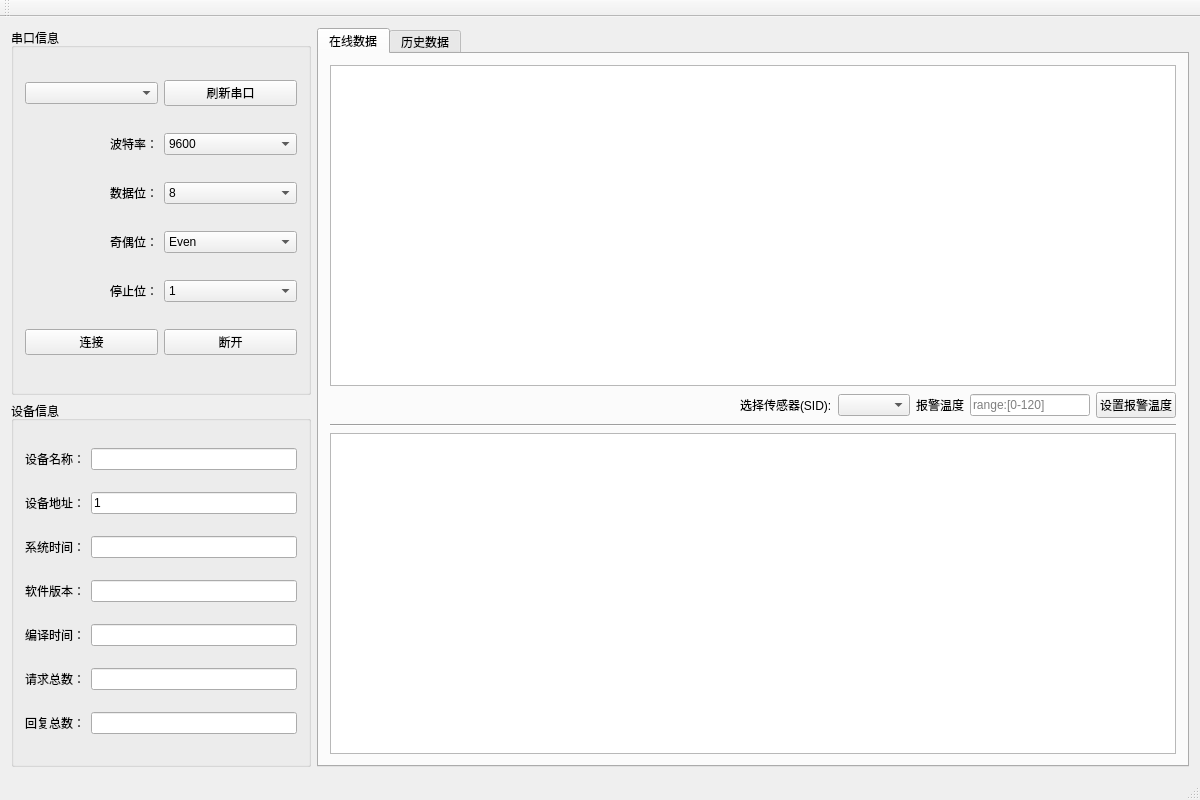
Before: the Qt Designer form iTmsTest/iTmsTest.ui in fzlgejiao/PTMS, drawn with Qt 5.
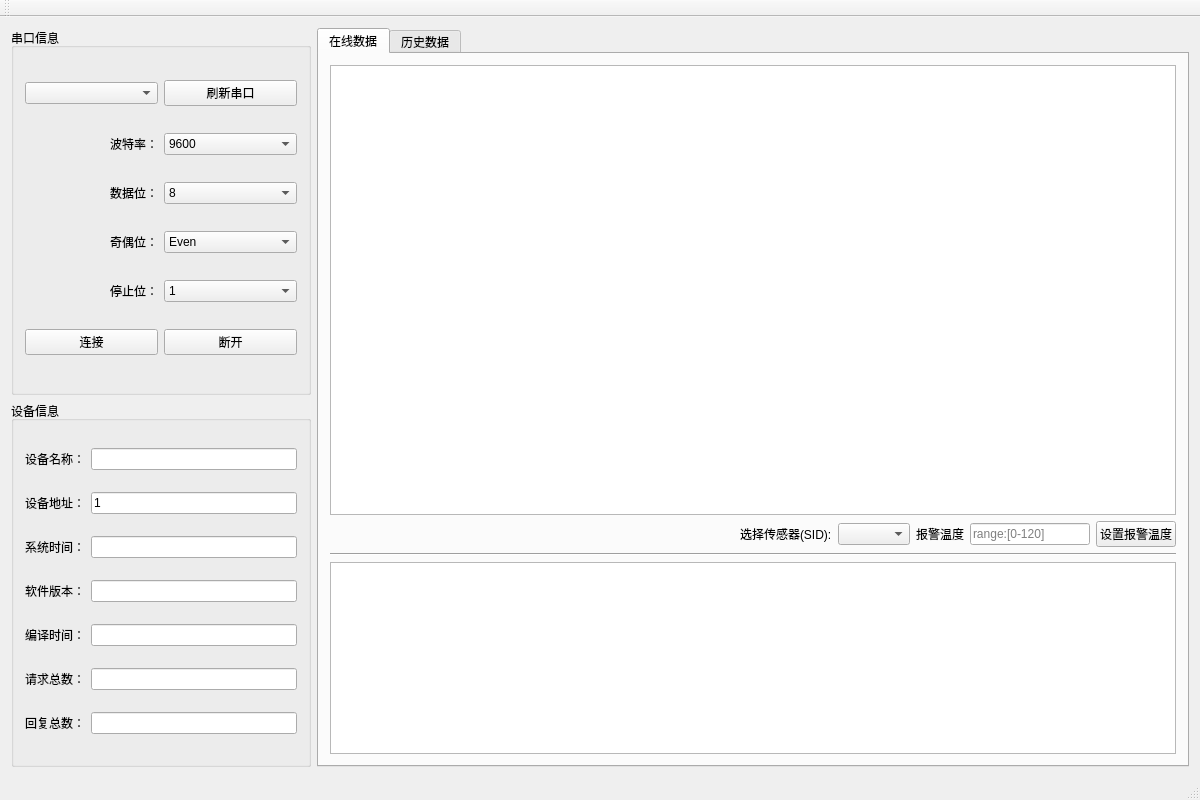
After: the same form once the commit is applied. The open tabs and pages were chosen to show the change.

Commit message: 1) fetch more data for model

Diff of the .ui file:
```diff
--- a/iTmsTest/iTmsTest.ui
+++ b/iTmsTest/iTmsTest.ui
@@ -316,6 +316,12 @@
        <layout class="QVBoxLayout" name="verticalLayout">
         <item>
          <widget class="QTableView" name="tableViewOnline">
+          <property name="minimumSize">
+           <size>
+            <width>0</width>
+            <height>450</height>
+           </size>
+          </property>
           <attribute name="verticalHeaderVisible">
            <bool>false</bool>
           </attribute>
```
Left out of the diff: 2 changed lines with no effect on the pictures. The commit also changes 1 other file.
